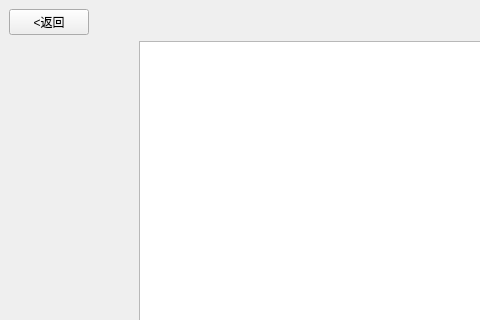
First picture: the form in USTC名字大作战/GameWindow.ui, repository Dashu-Li/USTCNameBattle, before the edit; both pictures show x 0 to 480 and y 0 to 320 of the 800 by 600 pixel window.
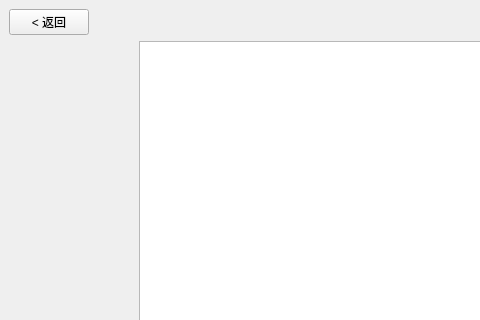
Second picture: the form after the edit.

```diff
--- a/USTC名字大作战/GameWindow.ui
+++ b/USTC名字大作战/GameWindow.ui
@@ -20,7 +20,7 @@
       <item>
        <widget class="QPushButton" name="backButton">
         <property name="text">
-         <string>&lt;返回</string>
+         <string>&lt; 返回</string>
         </property>
        </widget>
       </item>
```
